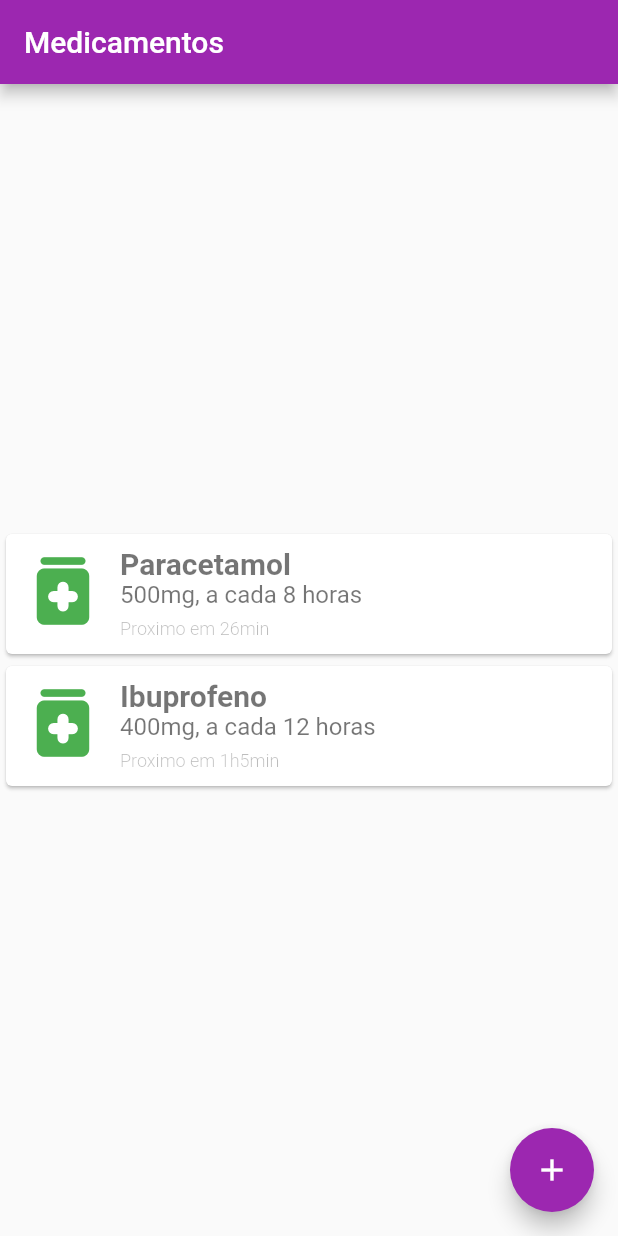
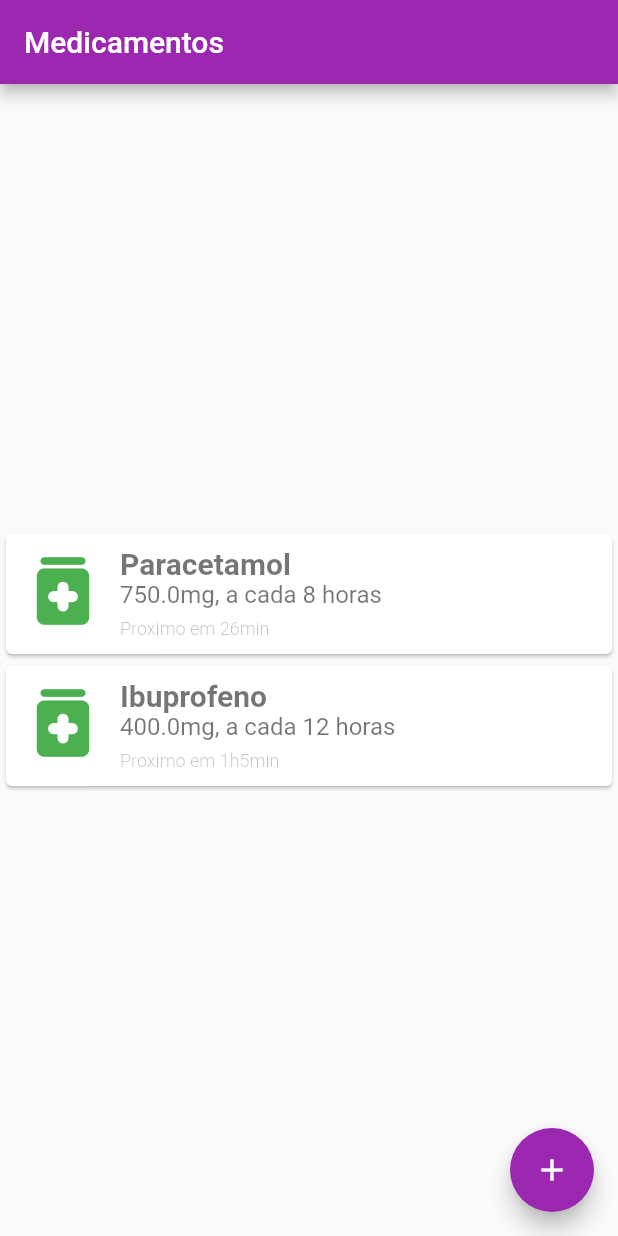
Before and after one commit to alissone/medication_manager, a Flutter app: the screen it shows after launch, on a phone screen of 412 x 824 dp. Run offline on Flutter 3.47's test engine with Material 2 defaults, Android fonts, the phone set to English and light mode, and no system bars.

Commit message:
Separate dosage into a different class

```diff
--- a/lib/main.dart
+++ b/lib/main.dart
@@ -52,6 +52,14 @@ String formatTimeOfDay(TimeOfDay timeOfDay) {
 
   return formattedTime;
 }
+
+class Dosage {
+  double quantity;
+  String unit;
+
+  Dosage(this.quantity, this.unit);
+}
+
 
 
 class MyApp extends StatelessWidget {
@@ -249,13 +257,15 @@ class _MyHomePageState extends State<MyHomePage> {
           MedicationCard(
             cardIcon: cardIcon,
             medicationTitle: "Paracetamol",
-            medicationFrequency: '500mg, a cada 8 horas',
+            medicationDose: Dosage(750, 'mg'),
+            medicationFrequency: 'a cada 8 horas',
             medicationNextDose: TimeOfDay(hour:0, minute: 26),
           ),
           MedicationCard(
             cardIcon: cardIcon,
             medicationTitle: "Ibuprofeno",
-            medicationFrequency: '400mg, a cada 12 horas',
+            medicationDose: Dosage(400, 'mg'),
+            medicationFrequency: 'a cada 12 horas',
             medicationNextDose: TimeOfDay(hour: 1, minute: 5),
           ),
         ],
@@ -274,6 +284,7 @@ class MedicationCard extends StatelessWidget {
     Key? key,
     required this.cardIcon,
     required this.medicationTitle,
+    required this.medicationDose,
     required this.medicationFrequency,
     required this.medicationNextDose,
   }) : super(key: key);
@@ -281,6 +292,7 @@ class MedicationCard extends StatelessWidget {
   final IconData cardIcon;
   final String medicationTitle;
   final String medicationFrequency;
+  final Dosage medicationDose;
   final TimeOfDay medicationNextDose;
 
   @override
@@ -319,8 +331,7 @@ class MedicationCard extends StatelessWidget {
                       medicationTitle,
                       style: AppTextStyles.heading2,
                     ),
-                    Text(
-                      medicationFrequency,
+                    Text("${medicationDose.quantity}${medicationDose.unit}, $medicationFrequency",
                       style: AppTextStyles.body,
                     ),
                     Container(
```
